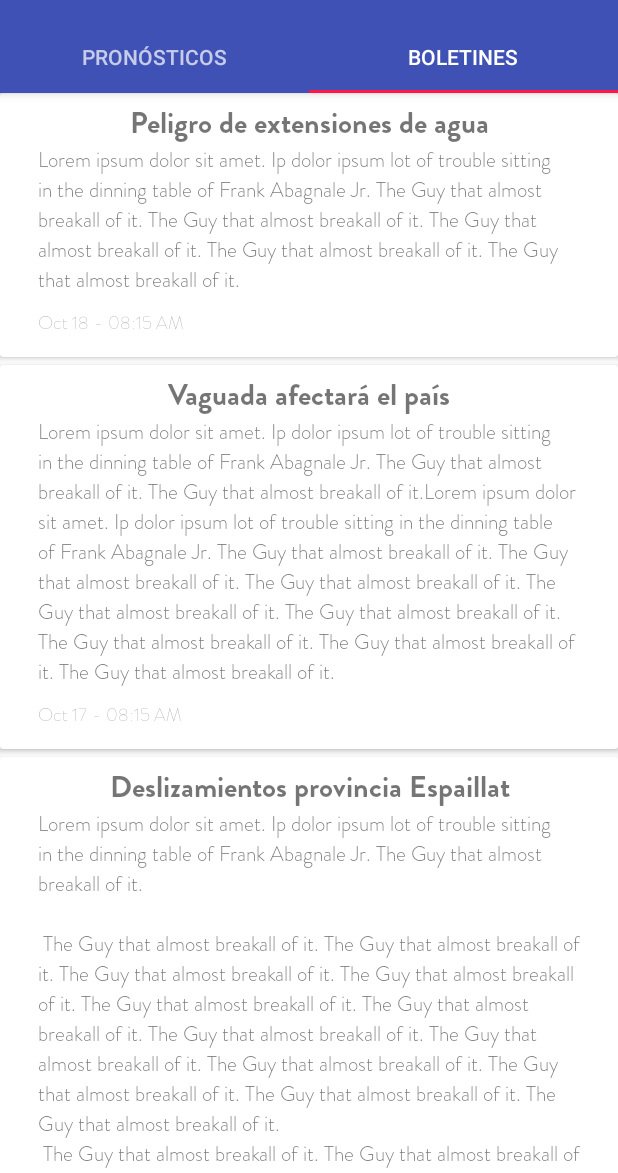
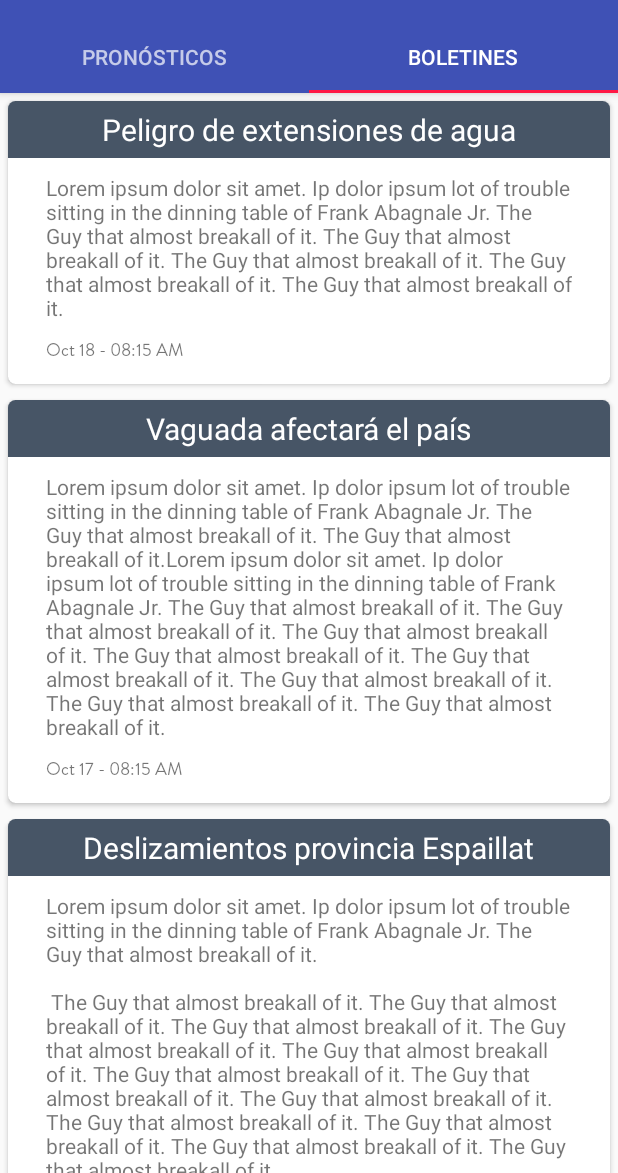
Before and after one commit to erikmejias/Onamet, an Android app: the screen it shows after launch (MainActivity), tab 2 chosen, on a phone screen of 412 x 824 dp, the part 63-1236 px from its top. Run offline under Robolectric (Android 15) with nearby library versions, the phone set to English and light mode, and no system bars; our stand-ins replace Firebase (no records; nobody signed in at launch, a user with empty details on screens opened directly); libraries missing offline, so code that uses them is left out: com.github.paolorotolo.appintro; 1 statement that could not run was skipped.

Commit message:
FIxed bug of Firebase persistence data Improved UI of Bulletins list Added progress bar when empty forecast

```diff
--- a/app/src/main/java/com/erikmejia/onamet/model/BulletinsAdapter.java
+++ b/app/src/main/java/com/erikmejia/onamet/model/BulletinsAdapter.java
@@ -44,7 +44,7 @@ public class BulletinsAdapter extends RecyclerView.Adapter<BulletinsAdapter.View
         font_thin = Typeface.createFromAsset(parent.getContext().getAssets(),
                 "fonts/Brandon_thin.otf");
         font_reg = Typeface.createFromAsset(parent.getContext().getAssets(),
-                "fonts/Brandon_light.otf");
+                "fonts/Brandon_reg.otf");
         font_bold = Typeface.createFromAsset(parent.getContext().getAssets(),
                 "fonts/Brandon_bld.otf");
 
@@ -58,9 +58,9 @@ public class BulletinsAdapter extends RecyclerView.Adapter<BulletinsAdapter.View
         holder.description.setText(bulletins.get(position).getDescription());
 //        holder.icon.setImageResource(Utils.bulletinIcon(bulletins.get(position).getIconId()));
 
-        holder.title.setTypeface(font_bold);
-        holder.description.setTypeface(font_reg);
-        holder.date.setTypeface(font_thin);
+//        holder.title.setTypeface(font_bold);
+//        holder.description.setTypeface(font_reg);
+        holder.date.setTypeface(font_reg);
 
 //        holder.bind(bulletins.get(position), listener); // Adding touch functionality
     }
--- a/app/src/main/java/com/erikmejia/onamet/ui/ForecastFragment.java
+++ b/app/src/main/java/com/erikmejia/onamet/ui/ForecastFragment.java
@@ -9,14 +9,18 @@ import android.util.Log;
 import android.view.LayoutInflater;
 import android.view.View;
 import android.view.ViewGroup;
+import android.widget.ProgressBar;
 
 import com.erikmejia.onamet.R;
 import com.erikmejia.onamet.model.City;
 import com.erikmejia.onamet.model.FirebaseAdapter;
 import com.erikmejia.onamet.model.Forecast;
 import com.erikmejia.onamet.model.ForecastHolder;
+import com.google.firebase.database.DataSnapshot;
+import com.google.firebase.database.DatabaseError;
 import com.google.firebase.database.DatabaseReference;
 import com.google.firebase.database.FirebaseDatabase;
+import com.google.firebase.database.ValueEventListener;
 
 
 /**
@@ -30,6 +34,7 @@ public class ForecastFragment extends Fragment {
     private static String TAG = ForecastFragment.class.getSimpleName();
     private DatabaseReference databaseReference;
     FirebaseAdapter firebaseAdapter;
+    private static boolean calledAlready = false;
 
     public ForecastFragment() {
 //        required empty constructor.
@@ -51,12 +56,14 @@ public class ForecastFragment extends Fragment {
     public void onCreate(@Nullable Bundle savedInstanceState) {
         super.onCreate(savedInstanceState);
 
-        if (databaseReference == null) {
-            FirebaseDatabase database = FirebaseDatabase.getInstance();
-//            database.setPersistenceEnabled(true); // TODO: Enable it in production
-            databaseReference =
-                    database.getReference("forecasts/cities/20/forecasts");
+        if (calledAlready) {
+            FirebaseDatabase.getInstance().setPersistenceEnabled(true); // TODO: Enable it in production
+            calledAlready = true;
         }
+
+        FirebaseDatabase database = FirebaseDatabase.getInstance();
+        databaseReference =
+                database.getReference("forecasts/cities/3/forecasts");
 
     }
 
@@ -73,14 +80,28 @@ public class ForecastFragment extends Fragment {
                 ForecastHolder.class,
                 databaseReference,
                 getActivity());
+        final ProgressBar progressBar = (ProgressBar) rootView.findViewById(R.id.feed_loading);
 
-        RecyclerView forecastList = (RecyclerView)
+        final RecyclerView forecastList = (RecyclerView)
                 rootView.findViewById(R.id.future_forecast_recycler_list);
         forecastList.setHasFixedSize(true);
         forecastList.setLayoutManager(new LinearLayoutManager(getActivity()));
 
 //        Setting adapter to RecyclerView
         forecastList.setAdapter(firebaseAdapter);
+
+        databaseReference.addListenerForSingleValueEvent(new ValueEventListener() {
+            @Override
+            public void onDataChange(DataSnapshot dataSnapshot) {
+                progressBar.setVisibility(View.GONE);
+                forecastList.setVisibility(View.VISIBLE);
+            }
+
+            @Override
+            public void onCancelled(DatabaseError databaseError) {
+
+            }
+        });
 
         return rootView;
     }
--- a/app/src/main/res/layout/bulletin_item.xml
+++ b/app/src/main/res/layout/bulletin_item.xml
@@ -1,32 +1,41 @@
 <?xml version="1.0" encoding="utf-8"?>
-<android.support.v7.widget.CardView
-    android:id="@+id/bulletins_card"
-    android:layout_marginBottom="5dp"
-    android:clickable="true"
+<android.support.v7.widget.CardView android:id="@+id/bulletins_card"
+    android:layout_margin="5dp"
+    android:layout_marginTop="2dp"
     android:focusable="true"
-    android:foreground="?android:attr/selectableItemBackground"
     android:layout_width="match_parent"
     android:layout_height="wrap_content"
+    app:cardCornerRadius="5dp"
     xmlns:app="http://schemas.android.com/apk/res-auto"
-    xmlns:android="http://schemas.android.com/apk/res/android">
+    xmlns:android="http://schemas.android.com/apk/res/android"
+    xmlns:tools="http://schemas.android.com/tools">
 
     <RelativeLayout
         android:layout_width="match_parent"
         android:layout_height="wrap_content">
+        <LinearLayout
+            android:id="@+id/bulletin_title_wrapper"
+            android:gravity="center_horizontal"
+            android:background="@color/gray"
+            android:layout_width="match_parent"
+            android:layout_height="wrap_content">
 
             <TextView
+                android:textColor="@color/white"
                 android:id="@+id/bulletins_title_text"
-            android:text="Titulo del boletin"
-            android:gravity="center"
+                tools:text="Titulo del boletin"
                 android:layout_marginTop="5dp"
+                android:layout_marginBottom="5dp"
                 android:textSize="20sp"
                 android:layout_marginLeft="15dp"
                 android:layout_marginRight="15dp"
-            android:layout_width="match_parent"
+                android:layout_width="wrap_content"
                 android:layout_height="wrap_content" />
 
+        </LinearLayout>
+
         <LinearLayout
-            android:layout_below="@id/bulletins_title_text"
+            android:layout_below="@id/bulletin_title_wrapper"
             android:orientation="horizontal"
             android:paddingEnd="15dp"
             android:paddingLeft="15dp"
@@ -45,11 +54,12 @@
 
                 <TextView
                     android:id="@+id/bulletins_description_text"
-                    android:text="Lorem ipsum dolor sit amet. Ip dolor ipsum lot of trouble sitting in the dinning table of Frank Abagnale Jr. The Guy that almost break all of it. Ip dolor ipsum lot of trouble sitting in the dinning table of Frank Abagnale Jr. The Guy that almost break all of it."
+                    tools:text="Lorem ipsum dolor sit amet. Ip dolor ipsum lot of trouble sitting in the dinning table of Frank Abagnale Jr. The Guy that almost break all of it. Ip dolor ipsum lot of trouble sitting in the dinning table of Frank Abagnale Jr. The Guy that almost break all of it."
                     android:textSize="14sp"
                     android:ellipsize="end"
                     android:paddingStart="10dp"
                     android:paddingEnd="10dp"
+                    android:layout_marginTop="10dp"
                     android:layout_width="match_parent"
                     android:layout_height="wrap_content"
                     android:paddingRight="10dp"
@@ -59,7 +69,7 @@
                     android:id="@+id/bulletins_date_text"
                     android:layout_marginTop="10dp"
                     android:textSize="12sp"
-                    android:text="Ago 23"
+                    tools:text="Ago 23"
                     android:paddingStart="10dp"
                     android:gravity="start"
                     android:layout_width="match_parent"
--- a/app/src/main/res/layout/today_forecast_item.xml
+++ b/app/src/main/res/layout/today_forecast_item.xml
@@ -66,7 +66,7 @@
                     tools:text="26º"
                     android:textSize="115sp"
                     android:textColor="#fff"
-                    android:layout_width="match_parent"
+                    android:layout_width="wrap_content"
                     android:layout_height="wrap_content" />
 
                 <TextView
@@ -74,7 +74,7 @@
                     tools:text="lluvias dispersas"
                     android:textSize="24sp"
                     android:textColor="#fff"
-                    android:layout_width="match_parent"
+                    android:layout_width="wrap_content"
                     android:layout_height="wrap_content" />
 
             </LinearLayout>
--- a/app/src/main/res/values/colors.xml
+++ b/app/src/main/res/values/colors.xml
@@ -17,5 +17,6 @@
     <color name="white">#fff</color>
     <color name="black">#2a2a2b</color>
     <color name="gray">#475566</color>
+    <color name="grayish">#494747</color>
 
 </resources>
--- a/backend/src/main/java/com/erikmejia/onamet/backend/MyServlet.java
+++ b/backend/src/main/java/com/erikmejia/onamet/backend/MyServlet.java
@@ -180,7 +180,8 @@ public class MyServlet extends HttpServlet {
                     "6:34",
                     "7:03",
                     dailyForecast.getForecastInstance(index).getWeatherInstance(0).getWeatherDescription(),
-                    String.valueOf(Math.round(dailyForecast.getForecastInstance(index).getWindDegree())),
+                    String.valueOf(Math.round(dailyForecast.getForecastInstance(index).getWindDegree())
+                    + "º"),
                     df.format(dailyForecast.getForecastInstance(index).getDateTime()),
                     Utils.getWeatherCode(
                             dailyForecast.getForecastInstance(index).getWeatherInstance(0)
```
Also changed, not shown: app/src/main/java/com/erikmejia/onamet/ui/SettingsActivity.java (+11 -0 lines), app/src/main/res/layout/forecasts_layout.xml (+9 -1 lines). Lines whose indentation alone changed are shown as unchanged.
